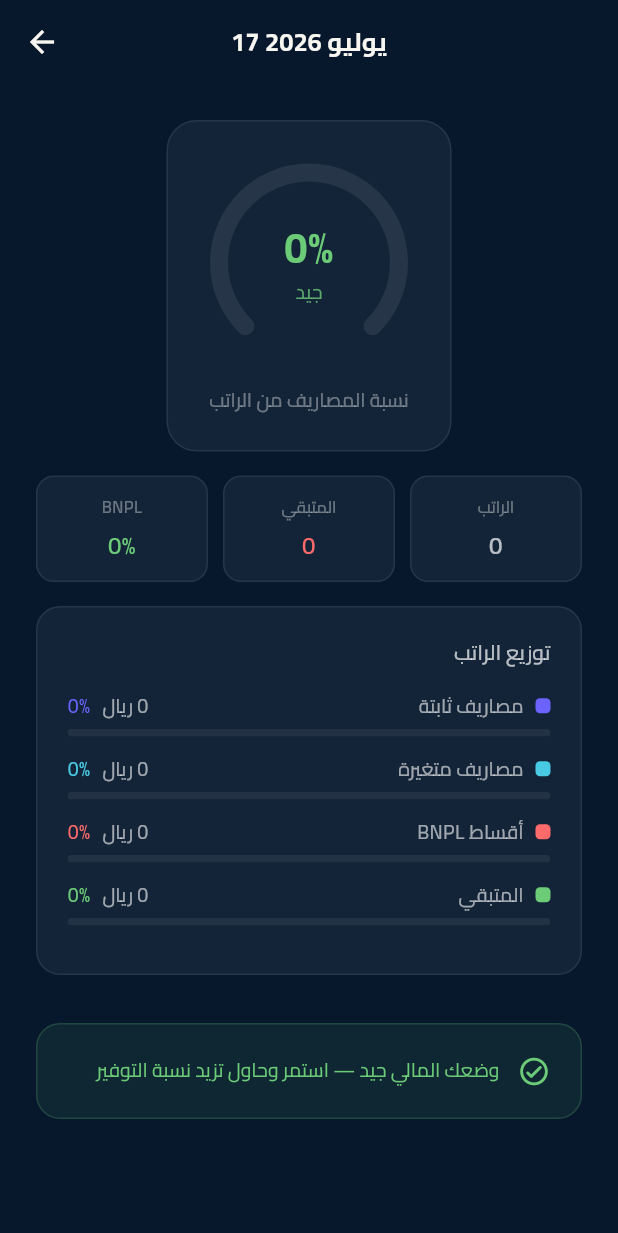
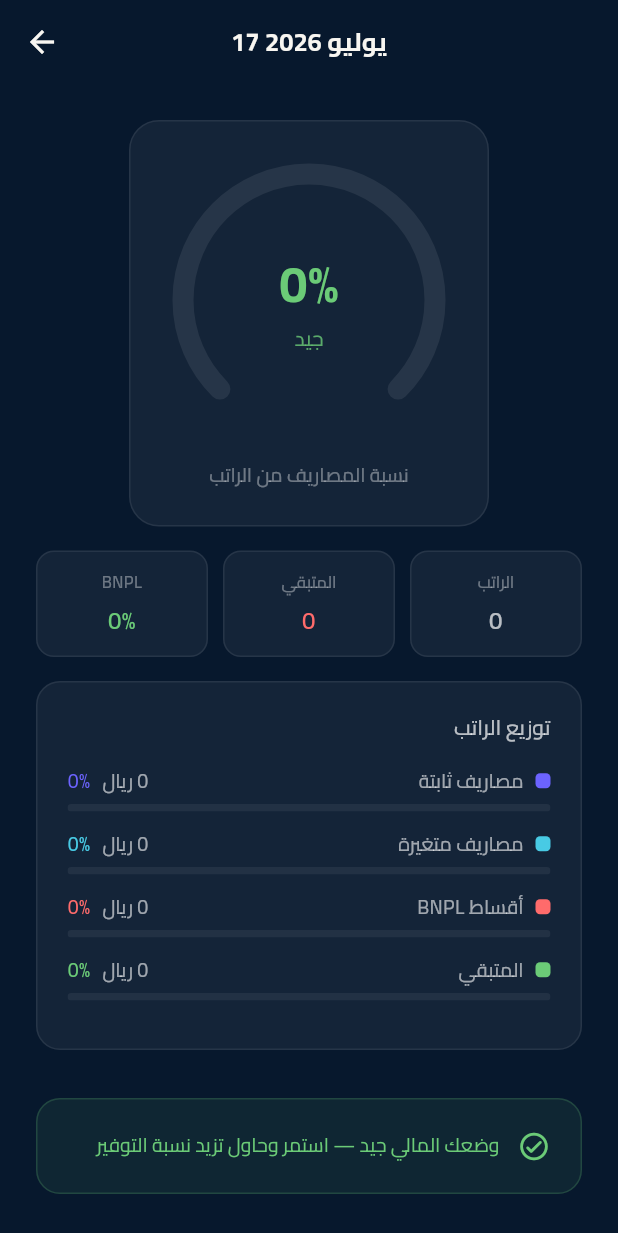
Before and after one commit to whyKaiser/waqfa, a Flutter app: the AnalysisDetailScreen screen opened directly with empty values, on a phone screen of 412 x 824 dp. Shown: the top 1233 px of the screen. Run offline on Flutter 3.47's test engine with Material 3 defaults, Android fonts, the phone set to English and light mode, and no system bars; our stand-ins replace flutter_local_notifications, image_picker, shared_preferences, timezone; accounts and stored records are empty.

Commit message:
Fix risk gauge layout and refresh launcher icon

```diff
--- a/lib/screens/analysis_detail_screen.dart
+++ b/lib/screens/analysis_detail_screen.dart
@@ -65,8 +65,9 @@ class AnalysisDetailScreen extends StatelessWidget {
                 ),
                 child: Column(children: [
                   SizedBox(
-                    width: 140,
-                    height: 140,
+                    key: const ValueKey('analysis-history-gauge'),
+                    width: 190,
+                    height: 190,
                     child: CustomPaint(
                       painter: _GaugePainter(
                         value: (record.totalRatio / 100).clamp(0.0, 1.0),
@@ -76,14 +77,22 @@ class AnalysisDetailScreen extends StatelessWidget {
                           child: Column(
                         mainAxisAlignment: MainAxisAlignment.center,
                         children: [
-                          Text('${record.totalRatio}%',
-                              style: TextStyle(
-                                  fontSize: 28,
-                                  fontWeight: FontWeight.w700,
-                                  color: _riskColor)),
+                          SizedBox(
+                            width: 140,
+                            child: FittedBox(
+                              fit: BoxFit.scaleDown,
+                              child: Text('${record.totalRatio}%',
+                                  maxLines: 1,
+                                  style: TextStyle(
+                                      fontSize: 34,
+                                      fontWeight: FontWeight.w700,
+                                      color: _riskColor)),
+                            ),
+                          ),
+                          const SizedBox(height: 2),
                           Text(_riskLabel,
                               style: TextStyle(
-                                  fontSize: 13,
+                                  fontSize: 14,
                                   color: _riskColor.withOpacity(0.8))),
                         ],
                       )),
@@ -326,7 +335,8 @@ class _GaugePainter extends CustomPainter {
   @override
   void paint(Canvas canvas, Size size) {
     final center = Offset(size.width / 2, size.height / 2);
-    final radius = size.width / 2 - 10;
+    const strokeWidth = 14.0;
+    final radius = math.min(size.width, size.height) / 2 - strokeWidth / 2 - 4;
     const startAngle = math.pi * 0.75;
     const sweepAngle = math.pi * 1.5;
     canvas.drawArc(
@@ -337,7 +347,7 @@ class _GaugePainter extends CustomPainter {
         Paint()
           ..color = Colors.white.withOpacity(0.08)
           ..style = PaintingStyle.stroke
-          ..strokeWidth = 12
+          ..strokeWidth = strokeWidth
           ..strokeCap = StrokeCap.round);
     canvas.drawArc(
         Rect.fromCircle(center: center, radius: radius),
@@ -347,10 +357,11 @@ class _GaugePainter extends CustomPainter {
         Paint()
           ..color = color
           ..style = PaintingStyle.stroke
-          ..strokeWidth = 12
+          ..strokeWidth = strokeWidth
           ..strokeCap = StrokeCap.round);
   }
 
   @override
-  bool shouldRepaint(_GaugePainter old) => old.value != value;
+  bool shouldRepaint(_GaugePainter old) =>
+      old.value != value || old.color != color;
 }
--- a/pubspec.yaml
+++ b/pubspec.yaml
@@ -2,7 +2,7 @@ name: waqfa
 description: وقفة - محرك الإنذار المبكر من الديون
 
 publish_to: 'none'
-version: 1.1.0+3
+version: 1.1.0+4
 
 environment:
   sdk: '>=3.0.0 <4.0.0'
```
Also changed, not shown: lib/screens/result_screen.dart (+38 -15 lines), assets/waqfa_icon.png, 32 other files.
